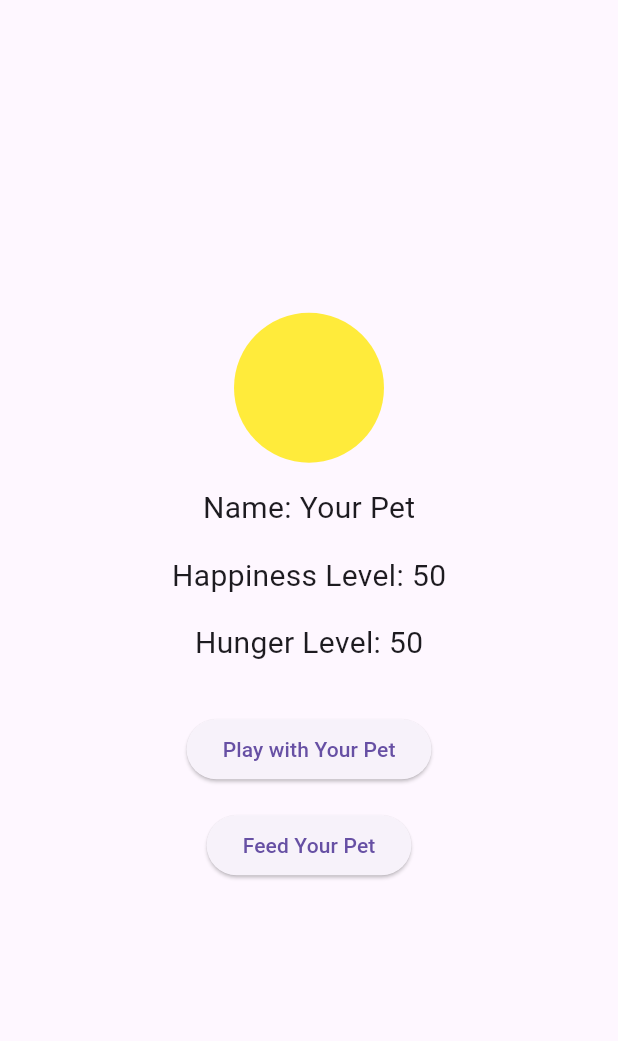
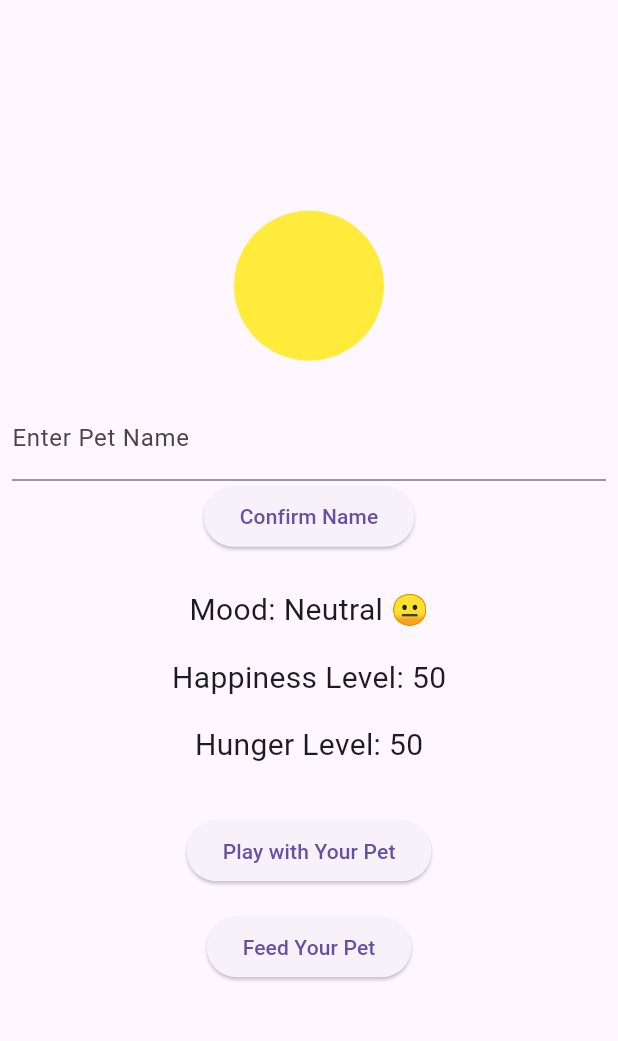
Before and after one commit to nuhs101/digital_pet_app2, a Flutter app: the screen it shows after launch, on a phone screen of 412 x 824 dp, the part 63-1104 px from its top. Run offline on Flutter 3.47's test engine with Material 3 defaults, Android fonts, the phone set to English and light mode, and no system bars.

Commit message:
pet mod indictator & pet name customization

```diff
--- a/lib/main.dart
+++ b/lib/main.dart
@@ -12,17 +12,29 @@
 }
 
 class _DigitalPetAppState extends State<DigitalPetApp> {
-  String petName = "Your Pet";
+  String petName = "Your Pet"; // Default pet name
   int happinessLevel = 50;
   int hungerLevel = 50;
+  final TextEditingController nameController =
+      TextEditingController(); // Controller for name input
 
   Color get petColor {
     if (happinessLevel > 70) {
-      return Colors.green; // Happy 😊
+      return Colors.green;
     } else if (happinessLevel >= 30) {
-      return Colors.yellow; // Neutral 😐
+      return Colors.yellow;
     } else {
-      return Colors.red; // Unhappy 😢
+      return Colors.red;
+    }
+  }
+
+  String get petMood {
+    if (happinessLevel > 70) {
+      return 'Happy 😊'; // Mood when happiness is high
+    } else if (happinessLevel >= 30) {
+      return 'Neutral 😐'; // Mood when happiness is moderate
+    } else {
+      return 'Unhappy 😞'; // Mood when happiness is low
     }
   }
 
@@ -60,6 +72,15 @@
     });
   }
 
+  void _setPetName() {
+    setState(() {
+      petName =
+          nameController.text.isNotEmpty
+              ? nameController.text
+              : "Your Pet"; // Set custom name
+    });
+  }
+
   @override
   Widget build(BuildContext context) {
     return Scaffold(
@@ -68,17 +89,44 @@
         child: Column(
           mainAxisAlignment: MainAxisAlignment.center,
           children: <Widget>[
+            // Display pet's image with color based on happiness level
             Container(
               width: 100,
               height: 100,
               decoration: BoxDecoration(
-                color: petColor, // Pet's color changes dynamically
+                color: petColor,
                 shape: BoxShape.circle,
               ),
             ),
             SizedBox(height: 16.0),
-            Text('Name: $petName', style: TextStyle(fontSize: 20.0)),
+            // Display input for pet name when it’s still default
+            if (petName == "Your Pet")
+              Padding(
+                padding: const EdgeInsets.all(8.0),
+                child: Column(
+                  children: [
+                    TextField(
+                      controller: nameController, // Controller for text input
+                      decoration: InputDecoration(labelText: 'Enter Pet Name'),
+                    ),
+                    ElevatedButton(
+                      onPressed: _setPetName, // Confirm name button
+                      child: Text('Confirm Name'),
+                    ),
+                  ],
+                ),
+              ),
+            // Display pet's name if it's set
+            if (petName != "Your Pet")
+              Text('Name: $petName', style: TextStyle(fontSize: 20.0)),
             SizedBox(height: 16.0),
+            // Display mood indicator
+            Text(
+              'Mood: $petMood', // Show the mood with emoji
+              style: TextStyle(fontSize: 20.0),
+            ),
+            SizedBox(height: 16.0),
+            // Display happiness and hunger levels
             Text(
               'Happiness Level: $happinessLevel',
               style: TextStyle(fontSize: 20.0),
@@ -89,6 +137,7 @@
               style: TextStyle(fontSize: 20.0),
             ),
             SizedBox(height: 32.0),
+            // Buttons to play and feed the pet
             ElevatedButton(
               onPressed: _playWithPet,
               child: Text('Play with Your Pet'),
```
